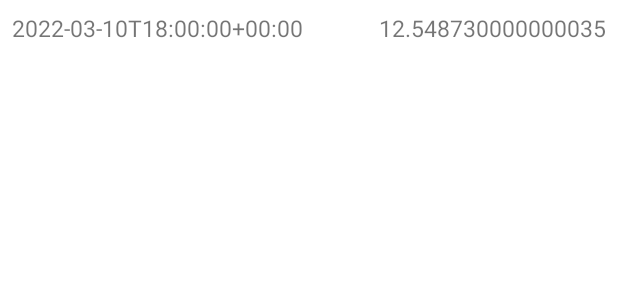
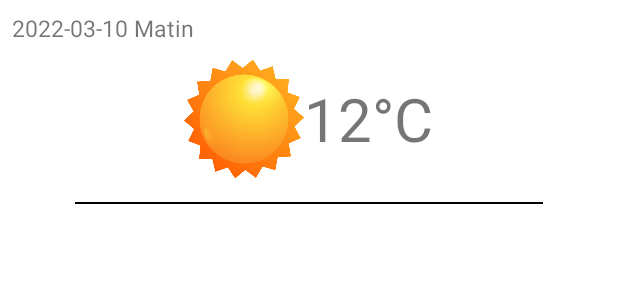
Before and after one commit to LeonDumestre/Weather-App, an Android app: the layout adapter_weather_list.xml on its own in the app's theme, with its tools: preview values and no code run, on a phone screen of 412 x 824 dp. Shown: the top 300 px of the screen. Run offline under Robolectric (Android 15) with nearby library versions, the phone set to English and light mode, and no system bars; network calls fail.

Commit message:
Commencement view adapter + Affichage Commune

```diff
--- a/app/src/main/res/layout/adapter_weather_list.xml
+++ b/app/src/main/res/layout/adapter_weather_list.xml
@@ -11,20 +11,48 @@
         android:layout_width="wrap_content"
         android:layout_height="wrap_content"
         android:textSize="15sp"
-        android:text="2022-03-10T18:00:00+00:00"
+        android:text="2022-03-10 Matin"
         android:layout_margin="8dp"
         app:layout_constraintStart_toStartOf="parent"
         app:layout_constraintTop_toTopOf="parent"/>
 
-    <TextView
-        android:id="@+id/weather_temperature"
-        android:layout_width="wrap_content"
+    <LinearLayout
+        android:id="@+id/weather_layout"
+        android:layout_width="match_parent"
         android:layout_height="wrap_content"
-        android:layout_marginTop="5dp"
-        android:textSize="15sp"
-        android:text="12.548730000000035"
-        android:layout_margin="8dp"
-        app:layout_constraintEnd_toEndOf="parent"
-        app:layout_constraintTop_toTopOf="parent"/>
+        android:layout_marginTop="10dp"
+        android:gravity="center"
+        android:orientation="horizontal"
+        app:layout_constraintStart_toStartOf="parent"
+        app:layout_constraintTop_toBottomOf="@+id/weather_date">
+
+        <ImageView
+            android:id="@+id/weather_image"
+            android:layout_width="80dp"
+            android:layout_height="80dp"
+            android:src="@drawable/ic_sun"
+            app:layout_constraintStart_toStartOf="parent"
+            app:layout_constraintTop_toTopOf="parent"/>
+
+        <TextView
+            android:id="@+id/weather_temperature"
+            android:layout_width="wrap_content"
+            android:layout_height="wrap_content"
+            android:textSize="40sp"
+            android:text="12°C"
+            app:layout_constraintStart_toEndOf="@+id/weather_image"/>
+
+    </LinearLayout>
+
+    <View
+        android:id="@+id/transition_line"
+        android:layout_width="fill_parent"
+        android:layout_height="1dp"
+        android:layout_marginStart="50dp"
+        android:layout_marginTop="15dp"
+        android:layout_marginEnd="50dp"
+        android:background="@color/black"
+        app:layout_constraintStart_toStartOf="parent"
+        app:layout_constraintTop_toBottomOf="@+id/weather_layout" />
 
 </androidx.constraintlayout.widget.ConstraintLayout>
```
Also changed, not shown: app/src/main/java/fr/iut/kotlin/androidproject/HttpOpenDataAsyncTask.kt (+14 -4 lines), app/src/main/java/fr/iut/kotlin/androidproject/MainActivity.kt (+14 -16 lines), app/src/main/java/fr/iut/kotlin/androidproject/WeatherListAdapter.kt (+17 -7 lines), app/src/main/res/layout/activity_main.xml (+13 -2 lines), 1 other file.
